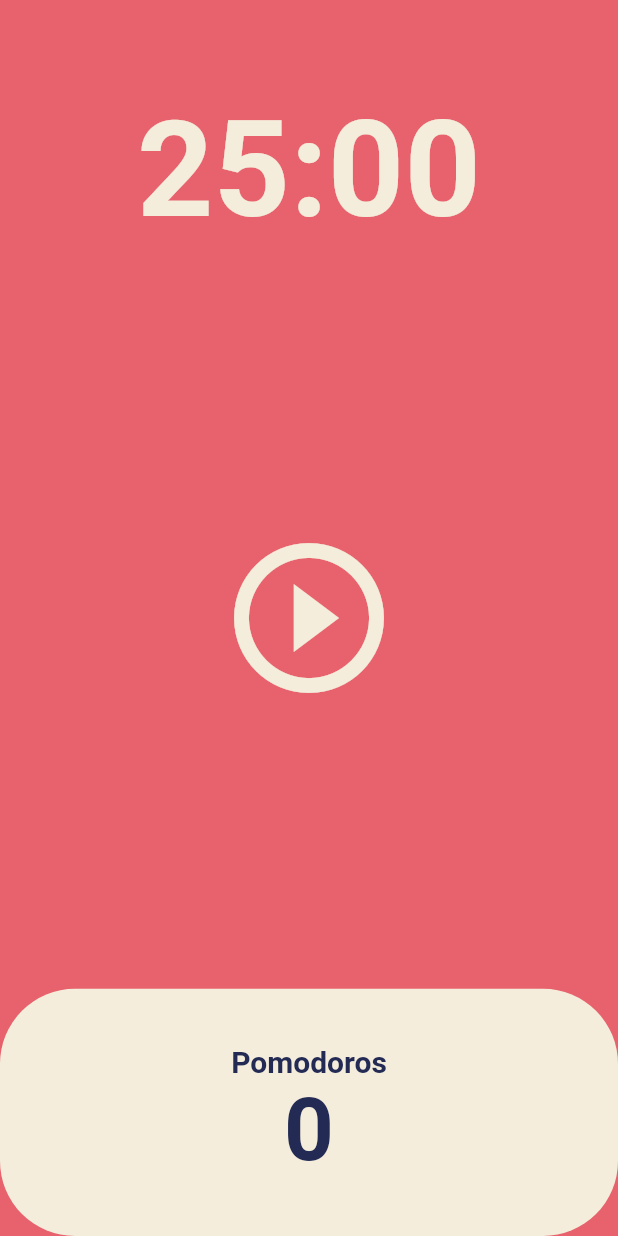
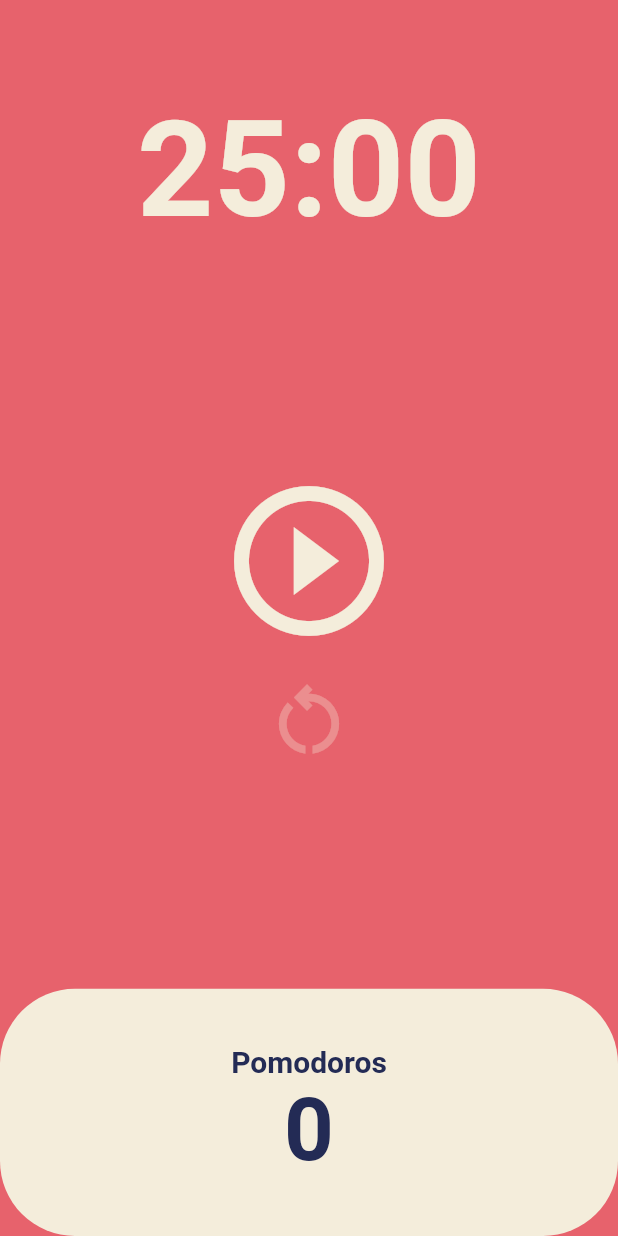
Before and after one commit to ParkJong-Hun/Toonflix, a Flutter app: the screen it shows after launch, on a phone screen of 412 x 824 dp. Run offline on Flutter 3.47's test engine with Material 2 defaults, Android fonts, the phone set to English and light mode, and no system bars.

Commit message:
feat: add restart button

```diff
--- a/lib/screens/home_screen.dart
+++ b/lib/screens/home_screen.dart
@@ -46,6 +46,14 @@ class _HomeScreenState extends State<HomeScreen> {
     });
   }
 
+  void onRestartPressed() {
+    setState(() {
+      isRunning = false;
+      totalSeconds = twentyFiveMinutes;
+    });
+    timer.cancel();
+  }
+
   String format(int seconds) {
     var duration = Duration(seconds: seconds);
     return duration.toString().split(".").first.substring(2, 7);
@@ -73,8 +81,10 @@ class _HomeScreenState extends State<HomeScreen> {
           ),
           Flexible(
             flex: 3,
-            child: Center(
-              child: IconButton(
+            child: Column(
+              mainAxisAlignment: MainAxisAlignment.center,
+              children: [
+                IconButton(
                   iconSize: 120,
                   color: Theme.of(context).cardColor,
                   onPressed: isRunning ? onPausePressed : onStartPressed,
@@ -82,6 +92,13 @@ class _HomeScreenState extends State<HomeScreen> {
                       ? Icons.pause_circle_outline
                       : Icons.play_circle_outline),
                 ),
+                IconButton(
+                  iconSize: 60,
+                  color: Theme.of(context).cardColor.withAlpha(80),
+                  onPressed: onRestartPressed,
+                  icon: Icon(Icons.restart_alt_outlined),
+                ),
+              ],
             ),
           ),
           Flexible(
```
Lines whose indentation alone changed are shown as unchanged.
